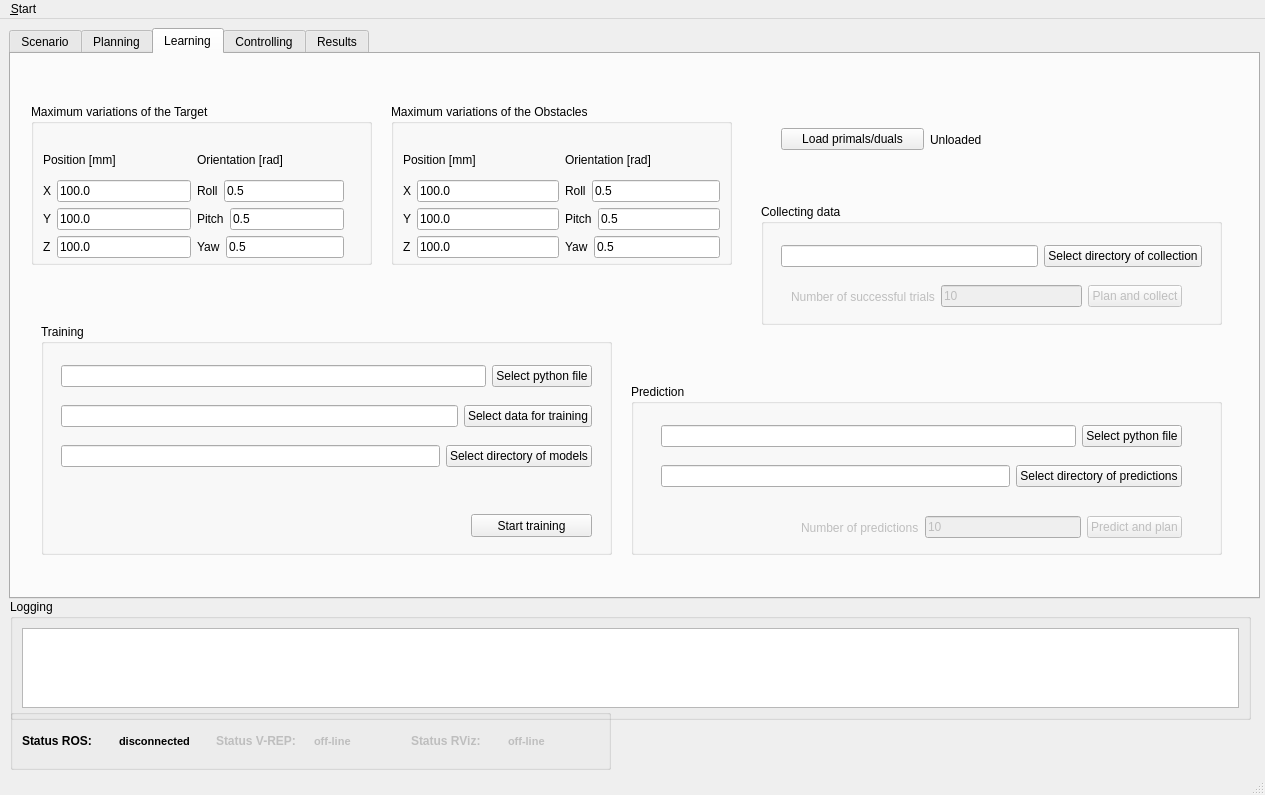
The window that ui/main_window.ui (zohannn/motion_manager) describes before a commit, drawn with Qt 5.
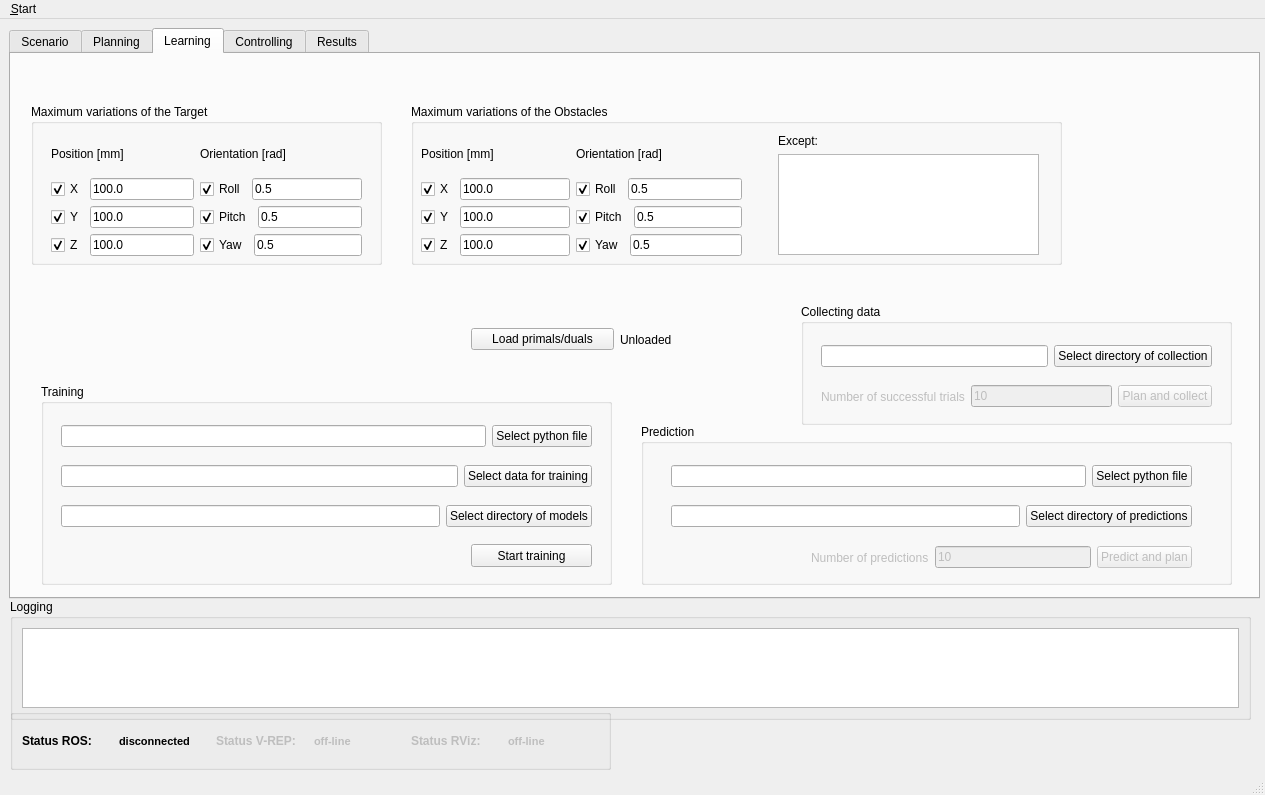
The same window after the commit. The open tabs and pages were chosen to show the change. Icons and pictures are not drawn. Custom widgets are drawn as their Qt base class.

The edit to the form file:
```diff
--- a/ui/main_window.ui
+++ b/ui/main_window.ui
@@ -1060,9 +1060,9 @@
      <widget class="QGroupBox" name="groupBox_collection">
       <property name="geometry">
        <rect>
-        <x>750</x>
-        <y>150</y>
-        <width>461</width>
+        <x>790</x>
+        <y>250</y>
+        <width>431</width>
         <height>121</height>
        </rect>
       </property>
@@ -1072,7 +1072,7 @@
       <widget class="QWidget" name="layoutWidget">
        <property name="geometry">
         <rect>
-         <x>30</x>
+         <x>20</x>
          <y>80</y>
          <width>391</width>
          <height>25</height>
@@ -1116,7 +1116,7 @@
         <rect>
          <x>20</x>
          <y>40</y>
-         <width>421</width>
+         <width>391</width>
          <height>25</height>
         </rect>
        </property>
@@ -1141,9 +1141,9 @@
       <property name="geometry">
        <rect>
         <x>30</x>
-        <y>270</y>
+        <y>330</y>
         <width>571</width>
-        <height>231</height>
+        <height>201</height>
        </rect>
       </property>
       <property name="title">
@@ -1153,7 +1153,7 @@
        <property name="geometry">
         <rect>
          <x>430</x>
-         <y>190</y>
+         <y>160</y>
          <width>121</width>
          <height>23</height>
         </rect>
@@ -1232,10 +1232,10 @@
      <widget class="QGroupBox" name="groupBox_prediction">
       <property name="geometry">
        <rect>
-        <x>620</x>
-        <y>330</y>
+        <x>630</x>
+        <y>370</y>
         <width>591</width>
-        <height>171</height>
+        <height>161</height>
        </rect>
       </property>
       <property name="title">
@@ -1289,7 +1289,7 @@
        <property name="geometry">
         <rect>
          <x>170</x>
-         <y>130</y>
+         <y>120</y>
          <width>381</width>
          <height>27</height>
         </rect>
@@ -1335,9 +1335,9 @@
      <widget class="QGroupBox" name="groupBox_obsts_var">
       <property name="geometry">
        <rect>
-        <x>380</x>
+        <x>400</x>
         <y>50</y>
-        <width>341</width>
+        <width>651</width>
         <height>161</height>
        </rect>
       </property>
@@ -1347,10 +1347,10 @@
       <widget class="QWidget" name="layoutWidget">
        <property name="geometry">
         <rect>
-         <x>12</x>
-         <y>42</y>
-         <width>317</width>
-         <height>112</height>
+         <x>10</x>
+         <y>31</y>
+         <width>321</width>
+         <height>121</height>
         </rect>
        </property>
        <layout class="QHBoxLayout" name="horizontalLayout_59">
@@ -1366,10 +1366,13 @@
           <item>
            <layout class="QHBoxLayout" name="horizontalLayout_43">
             <item>
-             <widget class="QLabel" name="label_obsts_x_pos_var">
+             <widget class="QCheckBox" name="checkBox_obsts_x_pos_var">
               <property name="text">
                <string>X</string>
               </property>
+              <property name="checked">
+               <bool>true</bool>
+              </property>
              </widget>
             </item>
             <item>
@@ -1384,10 +1387,13 @@
           <item>
            <layout class="QHBoxLayout" name="horizontalLayout_54">
             <item>
-             <widget class="QLabel" name="label_obsts_y_pos_var">
+             <widget class="QCheckBox" name="checkBox_obsts_y_pos_var">
               <property name="text">
                <string>Y</string>
               </property>
+              <property name="checked">
+               <bool>true</bool>
+              </property>
              </widget>
             </item>
             <item>
@@ -1402,10 +1408,13 @@
           <item>
            <layout class="QHBoxLayout" name="horizontalLayout_55">
             <item>
-             <widget class="QLabel" name="label_obsts_z_pos_var">
+             <widget class="QCheckBox" name="checkBox_obsts_z_pos_var">
               <property name="text">
                <string>Z</string>
               </property>
+              <property name="checked">
+               <bool>true</bool>
+              </property>
              </widget>
             </item>
             <item>
@@ -1431,10 +1440,13 @@
           <item>
            <layout class="QHBoxLayout" name="horizontalLayout_56">
             <item>
-             <widget class="QLabel" name="label_obsts_roll_var">
+             <widget class="QCheckBox" name="checkBox_obsts_roll_var">
               <property name="text">
                <string>Roll</string>
               </property>
+              <property name="checked">
+               <bool>true</bool>
+              </property>
              </widget>
             </item>
             <item>
@@ -1449,10 +1461,13 @@
           <item>
            <layout class="QHBoxLayout" name="horizontalLayout_57">
             <item>
-             <widget class="QLabel" name="label_obsts_pitch_var">
+             <widget class="QCheckBox" name="checkBox_obsts_pitch_var">
               <property name="text">
                <string>Pitch</string>
               </property>
+              <property name="checked">
+               <bool>true</bool>
+              </property>
              </widget>
             </item>
             <item>
@@ -1467,10 +1482,13 @@
           <item>
            <layout class="QHBoxLayout" name="horizontalLayout_58">
             <item>
-             <widget class="QLabel" name="label_obsts_yaw_var">
+             <widget class="QCheckBox" name="checkBox_obsts_yaw_var">
               <property name="text">
                <string>Yaw</string>
               </property>
+              <property name="checked">
+               <bool>true</bool>
+              </property>
              </widget>
             </item>
             <item>
@@ -1486,13 +1504,39 @@
         </item>
        </layout>
       </widget>
+      <widget class="QWidget" name="layoutWidget">
+       <property name="geometry">
+        <rect>
+         <x>367</x>
+         <y>30</y>
+         <width>261</width>
+         <height>121</height>
+        </rect>
+       </property>
+       <layout class="QVBoxLayout" name="verticalLayout_58">
+        <item>
+         <widget class="QLabel" name="label_obsts_except">
+          <property name="text">
+           <string>Except:</string>
+          </property>
+         </widget>
+        </item>
+        <item>
+         <widget class="QListWidget" name="listWidget_obsts_except">
+          <property name="selectionMode">
+           <enum>QAbstractItemView::ExtendedSelection</enum>
+          </property>
+         </widget>
+        </item>
+       </layout>
+      </widget>
      </widget>
      <widget class="QGroupBox" name="groupBox_tar_var">
       <property name="geometry">
        <rect>
         <x>20</x>
         <y>50</y>
-        <width>341</width>
+        <width>351</width>
         <height>161</height>
        </rect>
       </property>
@@ -1502,10 +1546,10 @@
       <widget class="QWidget" name="layoutWidget">
        <property name="geometry">
         <rect>
-         <x>12</x>
-         <y>42</y>
-         <width>301</width>
-         <height>112</height>
+         <x>20</x>
+         <y>31</y>
+         <width>311</width>
+         <height>121</height>
         </rect>
        </property>
        <layout class="QHBoxLayout" name="horizontalLayout_53">
@@ -1521,10 +1565,13 @@
           <item>
            <layout class="QHBoxLayout" name="horizontalLayout_40">
             <item>
-             <widget class="QLabel" name="label_tar_x_pos_var">
+             <widget class="QCheckBox" name="checkBox_tar_x_pos_var">
               <property name="text">
                <string>X</string>
               </property>
+              <property name="checked">
+               <bool>true</bool>
+              </property>
              </widget>
             </item>
             <item>
@@ -1539,10 +1586,13 @@
           <item>
            <layout class="QHBoxLayout" name="horizontalLayout_48">
             <item>
-             <widget class="QLabel" name="label_tar_y_pos_var">
+             <widget class="QCheckBox" name="checkBox_tar_y_pos_var">
               <property name="text">
                <string>Y</string>
               </property>
+              <property name="checked">
+               <bool>true</bool>
+              </property>
              </widget>
             </item>
             <item>
@@ -1557,10 +1607,13 @@
           <item>
            <layout class="QHBoxLayout" name="horizontalLayout_49">
             <item>
-             <widget class="QLabel" name="label_tar_z_pos_var">
+             <widget class="QCheckBox" name="checkBox_tar_z_pos_var">
               <property name="text">
                <string>Z</string>
               </property>
+              <property name="checked">
+               <bool>true</bool>
+              </property>
              </widget>
             </item>
             <item>
@@ -1584,12 +1637,15 @@
            </widget>
           </item>
           <item>
-           <layout class="QHBoxLayout" name="horizontalLayout_50">
+           <layout class="QHBoxLayout" name="horizontalLayout_52">
             <item>
-             <widget class="QLabel" name="label_tar_roll_var">
+             <widget class="QCheckBox" name="checkBox_tar_roll_var">
               <property name="text">
                <string>Roll</string>
               </property>
+              <property name="checked">
+               <bool>true</bool>
+              </property>
              </widget>
             </item>
             <item>
@@ -1604,10 +1660,13 @@
           <item>
            <layout class="QHBoxLayout" name="horizontalLayout_51">
             <item>
-             <widget class="QLabel" name="label_tar_pitch_var">
+             <widget class="QCheckBox" name="checkBox_tar_pitch_var">
               <property name="text">
                <string>Pitch</string>
               </property>
+              <property name="checked">
+               <bool>true</bool>
+              </property>
              </widget>
             </item>
             <item>
@@ -1620,12 +1679,15 @@
            </layout>
           </item>
           <item>
-           <layout class="QHBoxLayout" name="horizontalLayout_52">
+           <layout class="QHBoxLayout" name="horizontalLayout_50">
             <item>
-             <widget class="QLabel" name="label_tar_yaw_var">
+             <widget class="QCheckBox" name="checkBox_tar_yaw_var">
               <property name="text">
                <string>Yaw</string>
               </property>
+              <property name="checked">
+               <bool>true</bool>
+              </property>
              </widget>
             </item>
             <item>
@@ -1645,8 +1707,8 @@
      <widget class="QWidget" name="layoutWidget">
       <property name="geometry">
        <rect>
-        <x>770</x>
-        <y>70</y>
+        <x>460</x>
+        <y>270</y>
         <width>291</width>
         <height>31</height>
        </rect>
```
Left out of the diff: 5 changed lines with no effect on the pictures.
